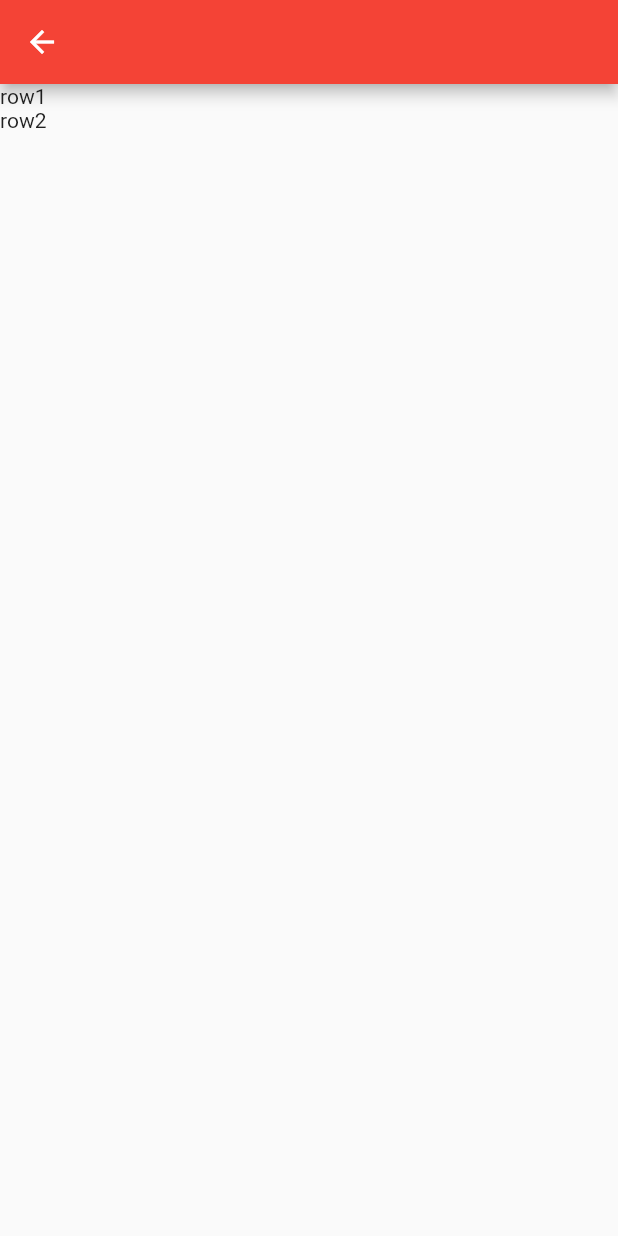
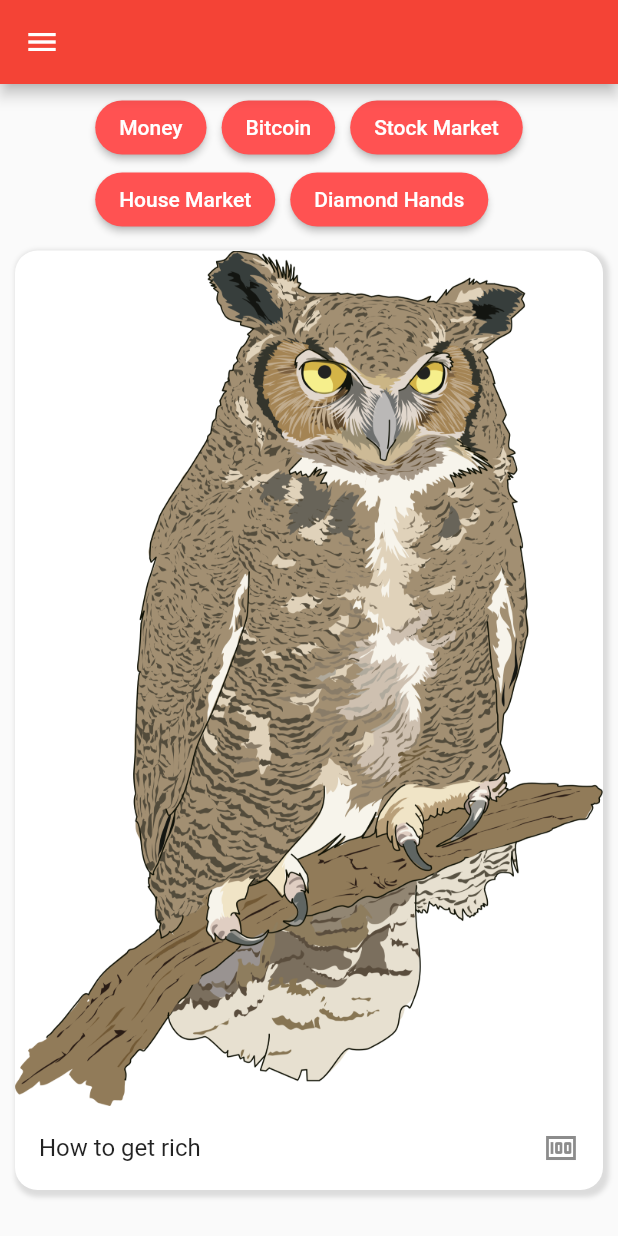
Before and after one commit to fcgriff-html/flutter_demo, a Flutter app: the screen it shows after launch, after a tap on "Login", on a phone screen of 412 x 824 dp. Run offline on Flutter 3.47's test engine with Material 2 defaults, Android fonts, the phone set to English and light mode, and no system bars.

Commit message:
added functionality changes internal navigation

```diff
--- /dev/null
+++ b/lib/get_rich_quick_page.dart
@@ -0,0 +1,12 @@
+import 'package:flutter/material.dart';
+
+class GetRichQuickPage extends StatelessWidget {
+  const GetRichQuickPage({super.key});
+
+  @override
+  Widget build(BuildContext context) {
+    return Scaffold(
+      appBar: AppBar(),
+    );
+  }
+}
--- a/lib/home_page.dart
+++ b/lib/home_page.dart
@@ -1,4 +1,6 @@
 import 'package:flutter/material.dart';
+import 'package:my_first_app/get_rich_quick_page.dart';
+import 'package:my_first_app/main.dart';
 
 class HomePage extends StatelessWidget {
   const HomePage({super.key});
@@ -6,22 +8,161 @@ class HomePage extends StatelessWidget {
   @override
   Widget build(BuildContext context) {
     return Scaffold(
-      appBar: AppBar(),
-      body: Center(
+        appBar: AppBar(),
+        drawer: SafeArea(
+          child: Drawer(
+            child: Column(
+              children: [
+                const DrawerHeader(
+                  decoration: BoxDecoration(
+                    color: Colors.red,
+                  ),
+                  child: ListTile(
+                    title: Text(
+                      'Griffy B',
+                      style: TextStyle(
+                        color: Colors.white,
+                      ),
+                    ),
+                  ),
+                ),
+                ListTile(
+                  onTap: () {
+                    debugPrint('Settings Tapped in Drawer');
+                  },
+                  leading: const Icon(Icons.settings),
+                  title: const Text('Settings'),
+                ),
+                ListTile(
+                  onTap: () {
+                    debugPrint('Logout button pressed');
+                    Navigator.of(context).pushReplacement(
+                      MaterialPageRoute(
+                        builder: (BuildContext context) {
+                          return const MyApp();
+                        },
+                      ),
+                    );
+                  },
+                  leading: const Icon(Icons.logout),
+                  title: const Text('Logout'),
+                )
+              ],
+            ),
+          ),
+        ),
+        body: SingleChildScrollView(
           child: Column(
-        children: [
-          Row(
-            children: const [
-              Text('row1'),
+            children: [
+              Padding(
+                padding: const EdgeInsets.symmetric(
+                  vertical: 5.0,
+                  horizontal: 10.0,
+                ),
+                child: Wrap(
+                  spacing: 10,
+                  children: [
+                    ElevatedButton(
+                      onPressed: () {
+                        debugPrint('Money Button pressed');
+                      },
+                      style: ElevatedButton.styleFrom(
+                        backgroundColor: Colors.redAccent,
+                        foregroundColor: Colors.white,
+                        shape: const StadiumBorder(),
+                      ),
+                      child: const Text('Money'),
+                    ),
+                    ElevatedButton(
+                      onPressed: () {
+                        debugPrint('Bitcoin Button pressed');
+                      },
+                      style: ElevatedButton.styleFrom(
+                        backgroundColor: Colors.redAccent,
+                        foregroundColor: Colors.white,
+                        shape: const StadiumBorder(),
+                      ),
+                      child: const Text('Bitcoin'),
+                    ),
+                    ElevatedButton(
+                      onPressed: () {
+                        debugPrint('Stock Market Button pressed');
+                      },
+                      style: ElevatedButton.styleFrom(
+                        backgroundColor: Colors.redAccent,
+                        foregroundColor: Colors.white,
+                        shape: const StadiumBorder(),
+                      ),
+                      child: const Text('Stock Market'),
+                    ),
+                    ElevatedButton(
+                      onPressed: () {
+                        debugPrint('House Market Button pressed');
+                      },
+                      style: ElevatedButton.styleFrom(
+                        backgroundColor: Colors.redAccent,
+                        foregroundColor: Colors.white,
+                        shape: const StadiumBorder(),
+                      ),
+                      child: const Text('House Market'),
+                    ),
+                    ElevatedButton(
+                      onPressed: () {
+                        debugPrint('Diamond Hands Button pressed');
+                      },
+                      style: ElevatedButton.styleFrom(
+                        backgroundColor: Colors.redAccent,
+                        foregroundColor: Colors.white,
+                        shape: const StadiumBorder(),
+                      ),
+                      child: const Text('Diamond Hands'),
+                    ),
+                  ],
+                ),
+              ),
+              GestureDetector(
+                onTap: () {
+                  debugPrint('get rich quick owl tapped');
+                  Navigator.of(context).push(
+                    MaterialPageRoute(
+                      builder: (BuildContext context) {
+                        return const GetRichQuickPage();
+                      },
+                    ),
+                  );
+                },
+                child: Container(
+                  width: double.infinity,
+                  margin: const EdgeInsets.symmetric(
+                      horizontal: 10.0, vertical: 5.0),
+                  decoration: BoxDecoration(
+                    color: Colors.white,
+                    borderRadius: BorderRadius.circular(15),
+                    boxShadow: const [
+                      BoxShadow(
+                        color: Colors.black12,
+                        spreadRadius: 2,
+                        blurRadius: 2,
+                        offset: Offset(
+                          2,
+                          2,
+                        ),
+                      ),
+                    ],
+                  ),
+                  child: Column(
+                    children: [
+                      Image.asset('images/image1.jpg'),
+                      const ListTile(
+                        title: Text('How to get rich'),
+                        trailing: Icon(Icons.money),
+                      ),
+                    ],
+                  ),
+                ),
+              ),
             ],
           ),
-          Row(
-            children: const [
-              Text('row2'),
-            ],
-          ),
-        ],
-      )),
-    );
+        ));
   }
 }
--- a/lib/main.dart
+++ b/lib/main.dart
@@ -56,7 +56,7 @@ class LoginPage extends StatelessWidget {
             ElevatedButton(
               onPressed: () {
                 debugPrint('Login Button Pressed');
-                Navigator.of(context).push(
+                Navigator.of(context).pushReplacement(
                   MaterialPageRoute(
                     builder: (BuildContext context) {
                       return const HomePage();
```
